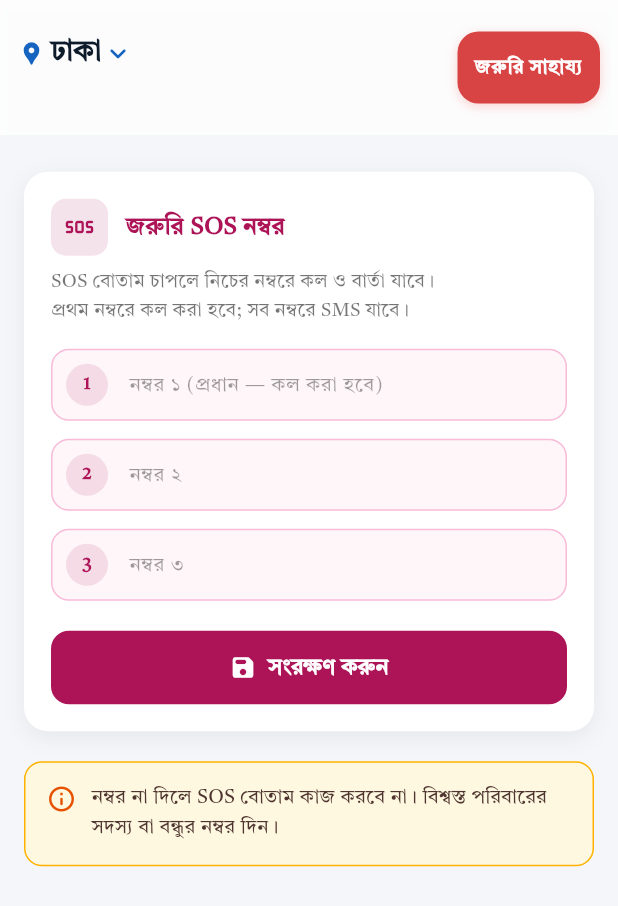
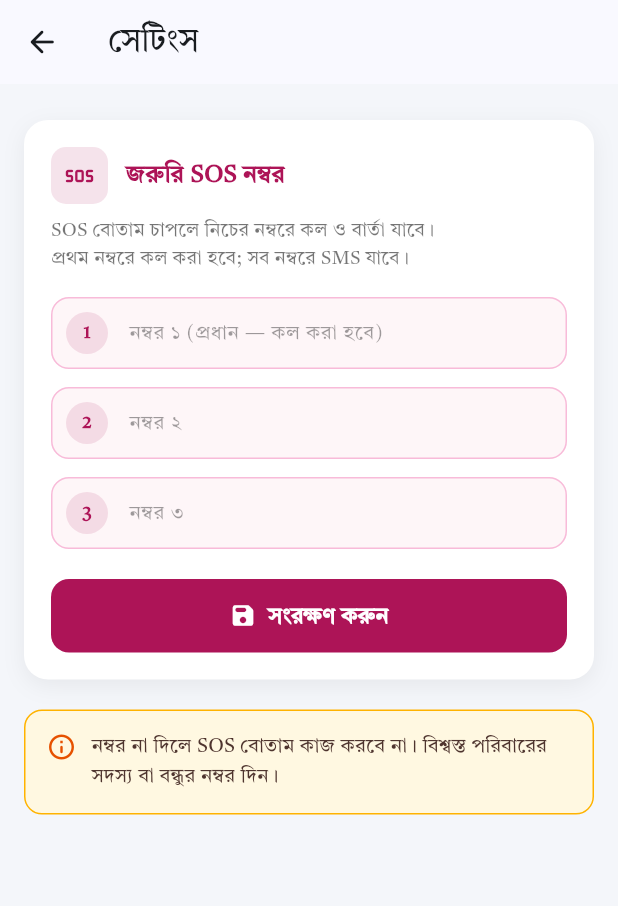
Before and after one commit to mehedienf/women_safety_weather_app, a Flutter app: the _MainNavigator screen opened directly, in the side drawer, after a tap on "সেটিংস", on a phone screen of 412 x 824 dp. Shown: the top 906 px of the screen. Run offline on Flutter 3.47's test engine with Material 3 defaults, Android fonts, the phone set to English and light mode, and no system bars; our stand-ins replace flutter_local_notifications, flutter_map, geolocator, google_fonts, latlong2, permission_handler and 2 more; missing offline and left inert: flutter_phone_direct_caller; accounts and stored records are empty.

Commit message:
final
Refactor app bar in SettingsPage and comment out upcoming feature in AppDrawer

```diff
--- a/lib/settings_page.dart
+++ b/lib/settings_page.dart
@@ -2,7 +2,6 @@ import 'package:flutter/material.dart';
 import 'package:provider/provider.dart';
 
 import 'providers/app_provider.dart';
-import 'widgets/disaster_app_bar.dart';
 
 class SettingsPage extends StatefulWidget {
   const SettingsPage({super.key});
@@ -69,7 +68,13 @@ class _SettingsPageState extends State<SettingsPage> {
   Widget build(BuildContext context) {
     return Scaffold(
       backgroundColor: const Color(0xFFF4F6FA),
-      appBar: DisasterAppBar(title: 'সেটিংস'),
+      appBar: AppBar(
+        title: const Text('সেটিংস'),
+        leading: IconButton(
+          icon: const Icon(Icons.arrow_back_rounded),
+          onPressed: () => Navigator.pop(context),
+        ),
+      ),
       body: ListView(
         padding: const EdgeInsets.fromLTRB(16, 24, 16, 40),
         children: [
--- a/lib/widgets/app_drawer.dart
+++ b/lib/widgets/app_drawer.dart
@@ -248,12 +248,12 @@ class _AppDrawerState extends State<AppDrawer> {
                     onNavigate(6);
                   },
                 ),
-                _DrawerItem(
-                  icon: Icons.info_outline_rounded,
-                  label: 'অ্যাপ সম্পর্কে',
-                  onTap: () => Navigator.pop(context),
-                  comingSoon: true,
-                ),
+                // _DrawerItem(
+                //   icon: Icons.info_outline_rounded,
+                //   label: 'অ্যাপ সম্পর্কে',
+                //   onTap: () => Navigator.pop(context),
+                //   comingSoon: true,
+                // ),
                 _DrawerItem(
                   icon: Icons.remove_circle_outline_rounded,
                   label: _unsubscribing
```
